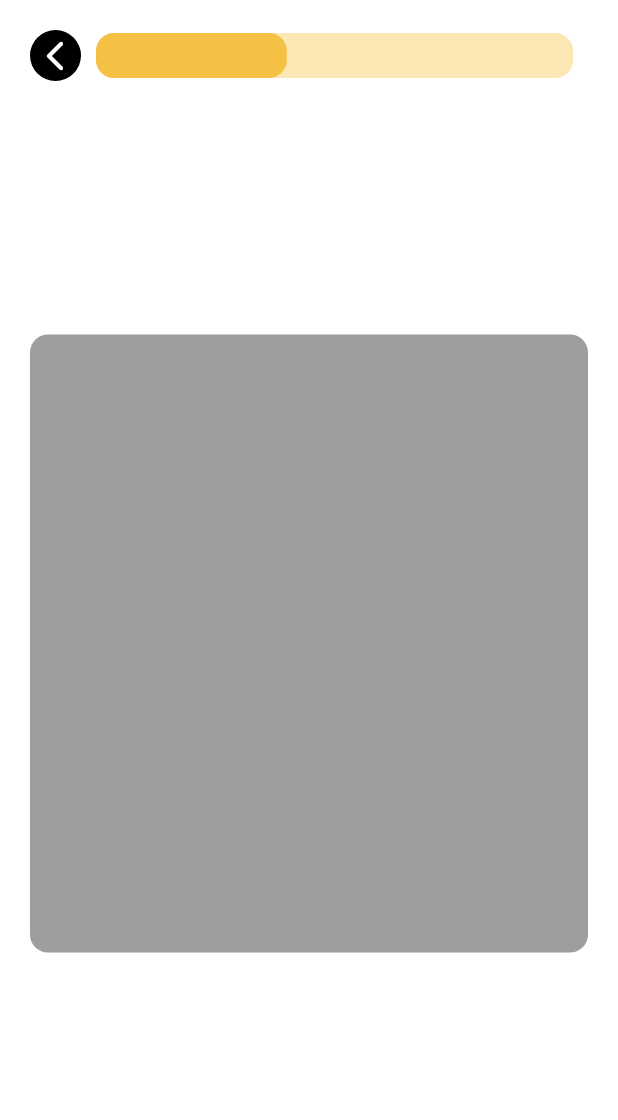
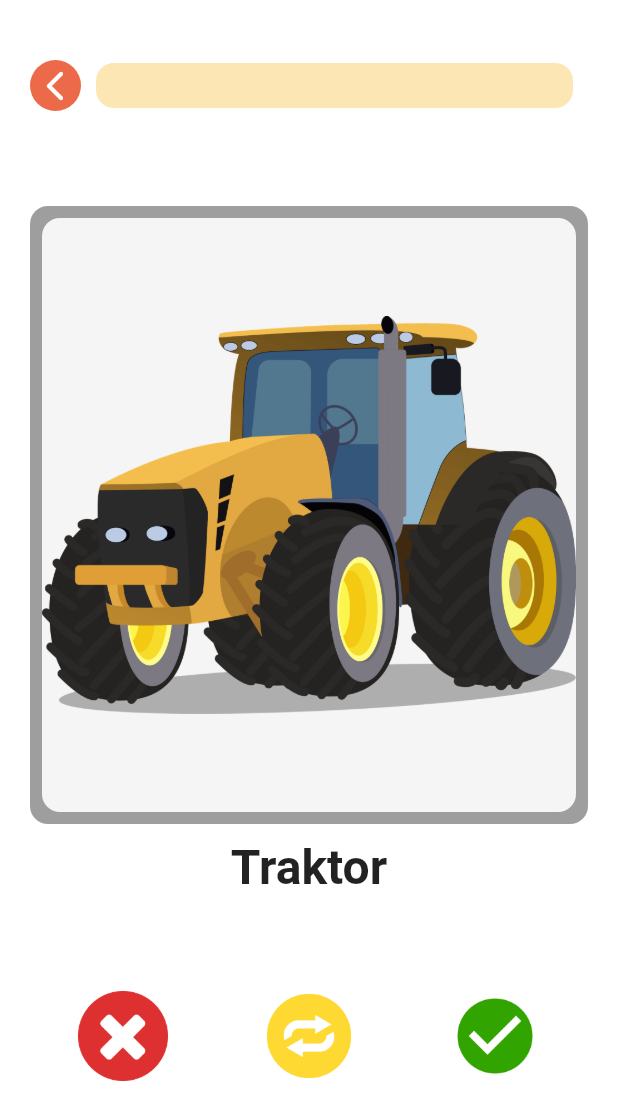
Before and after one commit to xykadra/WinMacCollab, a Flutter app: the OnlyHearingPage screen opened directly, on a phone screen of 412 x 824 dp. Shown: the top 1120 px of the screen. Run offline on Flutter 3.47's test engine with Material 2 defaults, Android fonts, the phone set to English and light mode, and no system bars; drawn by our look-alikes of percent_indicator; our stand-ins replace dot_navigation_bar, flutter_svg, google_fonts, lottie.

Commit message:
Version5

```diff
--- a/lib/pages/only_hearing_page.dart
+++ b/lib/pages/only_hearing_page.dart
@@ -9,17 +9,26 @@ class OnlyHearingPage extends StatefulWidget {
 }
 
 class _OnlyHearingPageState extends State<OnlyHearingPage> {
+  double progressBarProgression = 0.0;
+
+  void incrementProgressBar() {
+    setState(() {
+      progressBarProgression += 0.1;
+    });
+  }
+
+  void showNextImage() {}
+
   @override
   Widget build(BuildContext context) {
-    return SafeArea(
-      child: Scaffold(
+    return Scaffold(
       backgroundColor: Colors.white,
       body: Container(
         color: Colors.white,
         height: MediaQuery.of(context).size.height,
         width: MediaQuery.of(context).size.width,
         child: Padding(
-            padding: const EdgeInsets.symmetric(horizontal: 20.0, vertical: 20),
+          padding: const EdgeInsets.symmetric(horizontal: 20.0, vertical: 40),
           child: Column(
             children: [
               Row(
@@ -31,7 +40,7 @@ class _OnlyHearingPageState extends State<OnlyHearingPage> {
                     child: Container(
                       padding: EdgeInsets.all(5),
                       decoration: BoxDecoration(
-                            color: Colors.black,
+                          color: Color.fromRGBO(236, 106, 74, 1),
                           borderRadius: BorderRadius.circular(20)),
                       child: Icon(
                         Icons.arrow_back_ios_rounded,
@@ -43,7 +52,7 @@ class _OnlyHearingPageState extends State<OnlyHearingPage> {
                     child: LinearPercentIndicator(
                       lineHeight: 30,
                       barRadius: Radius.circular(12),
-                        percent: 0.4,
+                      percent: progressBarProgression,
                       progressColor: Color.fromRGBO(245, 193, 68, 1),
                       backgroundColor:
                           Color.fromRGBO(245, 193, 68, 1).withOpacity(0.4),
@@ -53,18 +62,60 @@ class _OnlyHearingPageState extends State<OnlyHearingPage> {
               ),
               Spacer(),
               Container(
+                padding: EdgeInsets.all(8),
                 height: MediaQuery.of(context).size.height / 2,
                 decoration: BoxDecoration(
                   color: Colors.grey,
                   borderRadius: BorderRadius.circular(12),
                 ),
+                child: Container(
+                    decoration: BoxDecoration(
+                      color: Colors.grey.shade100,
+                      borderRadius: BorderRadius.circular(12),
+                    ),
+                    child: Image.asset(
+                        "lib/assets/assetsForPractice/tractor.png")),
+              ),
+              SizedBox(
+                height: 10,
+              ),
+              Center(
+                child: Text(
+                  "Traktor",
+                  style: TextStyle(fontWeight: FontWeight.bold, fontSize: 32),
+                ),
+              ),
+              Spacer(),
+              Row(
+                mainAxisAlignment: MainAxisAlignment.spaceAround,
+                children: [
+                  Container(
+                    height: 60,
+                    width: 60,
+                    child: Image.asset("lib/assets/incorrect.png"),
+                  ),
+                  Container(
+                    height: 60,
+                    width: 60,
+                    child: Image.asset("lib/assets/tryAgain2.png"),
+                  ),
+                  GestureDetector(
+                    onTap: () {
+                      incrementProgressBar();
+                    },
+                    child: Container(
+                      height: 60,
+                      width: 60,
+                      child: Image.asset("lib/assets/correct2.png"),
+                    ),
+                  )
+                ],
               ),
               Spacer(),
             ],
           ),
         ),
       ),
-      ),
     );
   }
 }
--- a/pubspec.yaml
+++ b/pubspec.yaml
@@ -66,6 +66,7 @@ flutter:
   # To add assets to your application, add an assets section, like this:
   assets:
     - lib/assets/
+    - lib/assets/assetsForPractice/
 
 
   # An image asset can refer to one or more resolution-specific "variants", see
```
Also changed, not shown: lib/assets/assetsForPractice/tractor.png (added), lib/assets/correct2.png (added), lib/assets/tryAgain.png (added), lib/assets/tryAgain2.png (added). Lines whose indentation alone changed are shown as unchanged.
